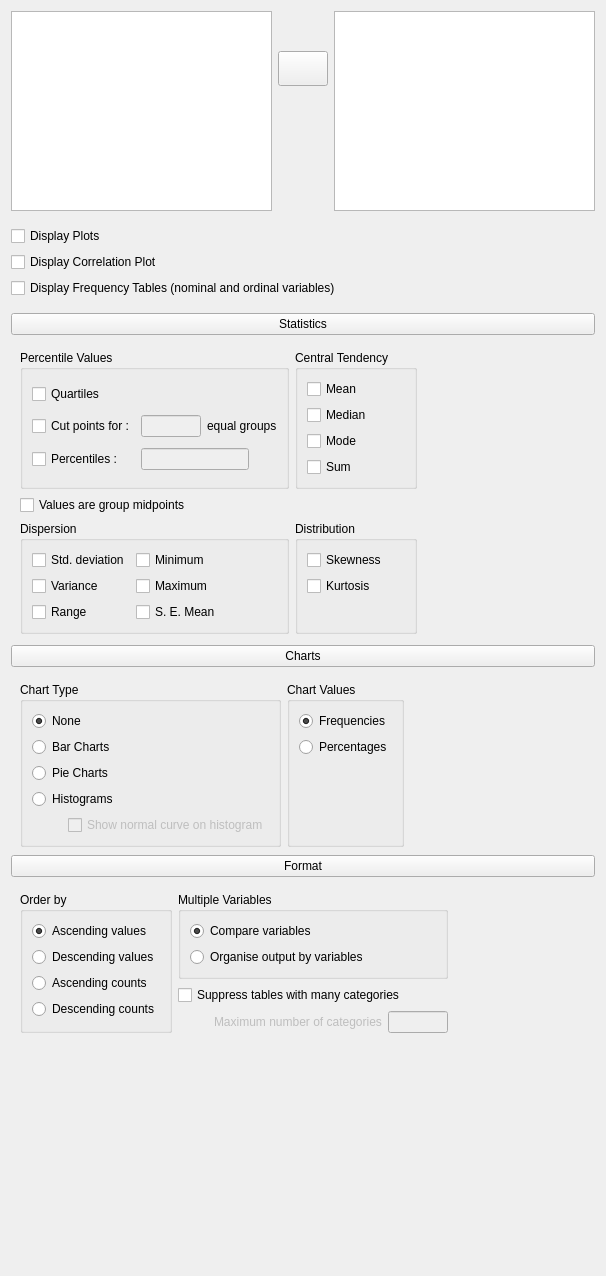
First picture: the form in JASP-Desktop/analysisforms/descriptivesform.ui, repository jasp-stats/jasp-desktop, before the edit.
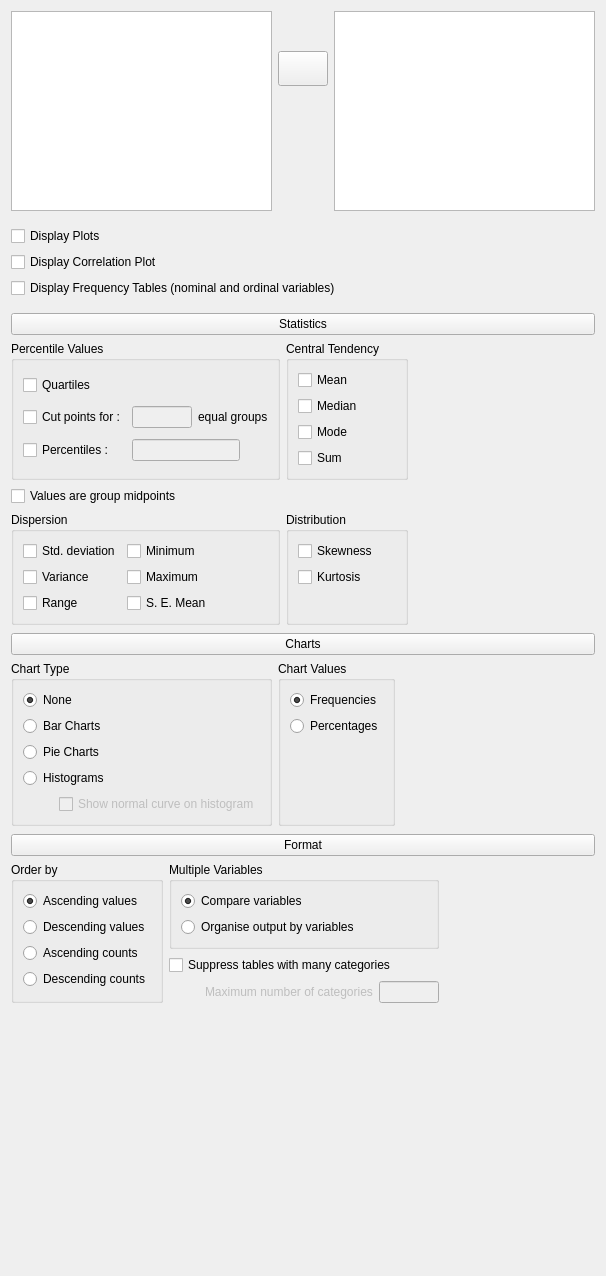
Second picture: the form after the edit. Custom widgets are drawn as their Qt base class.

```diff
--- a/JASP-Desktop/analysisforms/descriptivesform.ui
+++ b/JASP-Desktop/analysisforms/descriptivesform.ui
@@ -284,8 +284,14 @@
          </sizepolicy>
         </property>
         <layout class="QGridLayout" name="gridLayout_6">
+         <property name="leftMargin">
+          <number>0</number>
+         </property>
+         <property name="topMargin">
+          <number>0</number>
+         </property>
          <property name="bottomMargin">
-          <number>3</number>
+          <number>0</number>
          </property>
          <item row="2" column="0" colspan="2">
           <widget class="QWidget" name="widget_4" native="true">
@@ -737,6 +743,15 @@
          </sizepolicy>
         </property>
         <layout class="QHBoxLayout" name="horizontalLayout">
+         <property name="leftMargin">
+          <number>0</number>
+         </property>
+         <property name="topMargin">
+          <number>0</number>
+         </property>
+         <property name="rightMargin">
+          <number>0</number>
+         </property>
          <property name="bottomMargin">
           <number>0</number>
          </property>
@@ -948,6 +963,15 @@
          </sizepolicy>
         </property>
         <layout class="QGridLayout" name="gridLayout_15">
+         <property name="leftMargin">
+          <number>0</number>
+         </property>
+         <property name="topMargin">
+          <number>0</number>
+         </property>
+         <property name="rightMargin">
+          <number>0</number>
+         </property>
          <item row="2" column="2">
           <widget class="QLabel" name="label_2">
            <property name="enabled">
```
